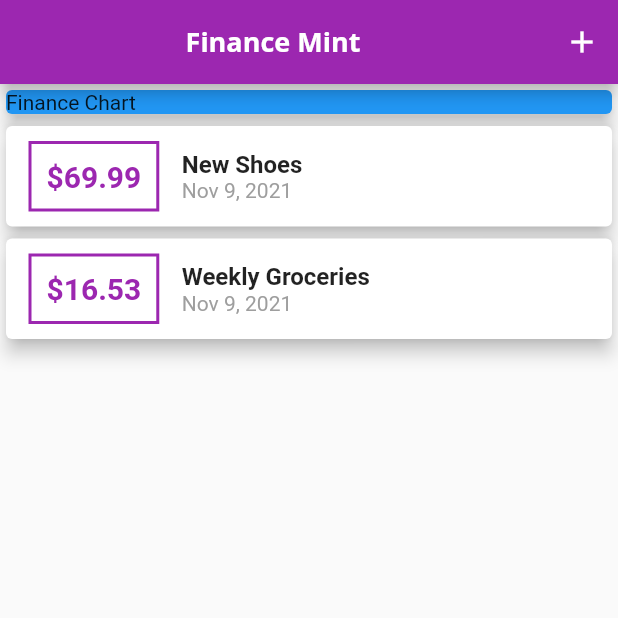
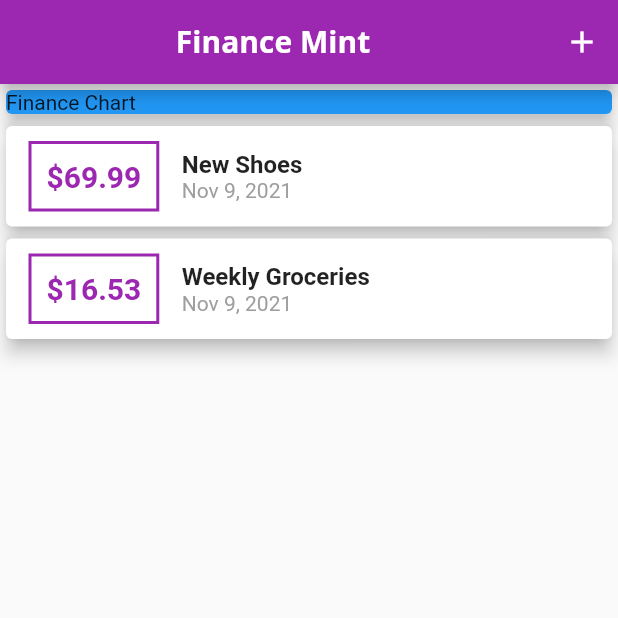
Before and after one commit to cmburch/MobileApps, a Flutter app: the screen it shows after launch, on a phone screen of 412 x 824 dp, the top half of it. Run offline on Flutter 3.47's test engine with Material 2 defaults, Android fonts, the phone set to English and light mode, and no system bars.

Commit message:
[finance_app_2] added appbar theme to global

```diff
--- a/finance_app_2/lib/main.dart
+++ b/finance_app_2/lib/main.dart
@@ -29,6 +29,13 @@ class MyApp extends StatelessWidget {
             fontWeight: FontWeight.bold,
             fontSize: 18,
             ),
+        ),
+        appBarTheme: const AppBarTheme(
+          titleTextStyle: TextStyle(
+            fontFamily: 'OpenSans',
+            fontSize: 20,
+            fontWeight: FontWeight.bold,
+          ),
         ),
       ),
       home: const MyHomePage(),
```
